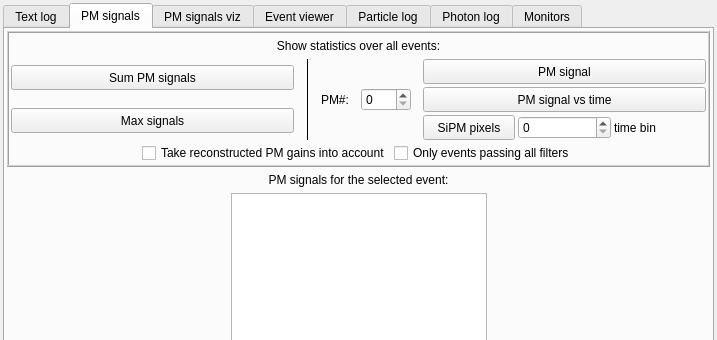
andrmor/ANTS2, file src/gui/outputwindow.ui: the form before one commit; both pictures show x 0 to 717 and y 0 to 340 of the 717 by 709 pixel window.
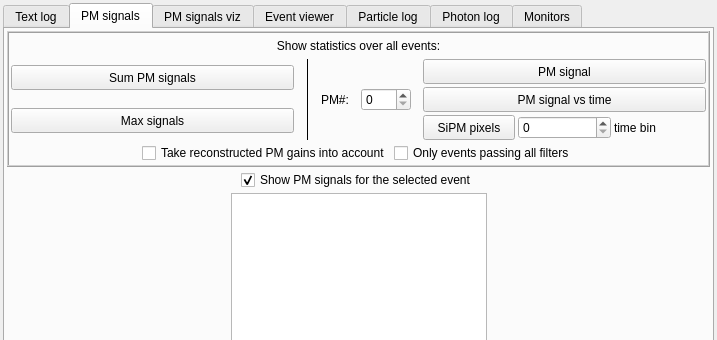
The form after the commit. The open tabs and pages were chosen to show the change.

Commit message: add possibility to hide table with pm hits

```diff
--- a/src/gui/outputwindow.ui
+++ b/src/gui/outputwindow.ui
@@ -186,6 +186,9 @@
         <string>PM signals</string>
        </attribute>
        <layout class="QVBoxLayout" name="verticalLayout_2">
+        <property name="spacing">
+         <number>3</number>
+        </property>
         <property name="leftMargin">
          <number>2</number>
         </property>
@@ -440,14 +443,47 @@
          </widget>
         </item>
         <item>
-         <widget class="QLabel" name="labPMsig">
-          <property name="text">
-           <string>PM signals for the selected event:</string>
+         <layout class="QHBoxLayout" name="horizontalLayout_33">
+          <property name="topMargin">
+           <number>0</number>
           </property>
-          <property name="alignment">
-           <set>Qt::AlignCenter</set>
-          </property>
-         </widget>
+          <item>
+           <spacer name="horizontalSpacer_28">
+            <property name="orientation">
+             <enum>Qt::Horizontal</enum>
+            </property>
+            <property name="sizeHint" stdset="0">
+             <size>
+              <width>40</width>
+              <height>20</height>
+             </size>
+            </property>
+           </spacer>
+          </item>
+          <item>
+           <widget class="QCheckBox" name="cbShowPMsig">
+            <property name="text">
+             <string>Show PM signals for the selected event</string>
+            </property>
+            <property name="checked">
+             <bool>true</bool>
+            </property>
+           </widget>
+          </item>
+          <item>
+           <spacer name="horizontalSpacer_26">
+            <property name="orientation">
+             <enum>Qt::Horizontal</enum>
+            </property>
+            <property name="sizeHint" stdset="0">
+             <size>
+              <width>40</width>
+              <height>20</height>
+             </size>
+            </property>
+           </spacer>
+          </item>
+         </layout>
         </item>
         <item>
          <layout class="QHBoxLayout" name="layPMhitsTable">
```
Left out of the diff: 2 changed lines with no effect on the pictures. The commit also changes 2 other files.
